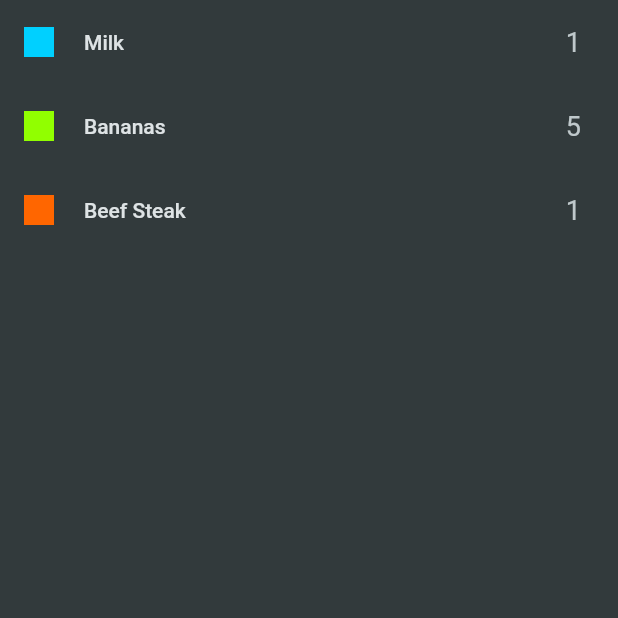
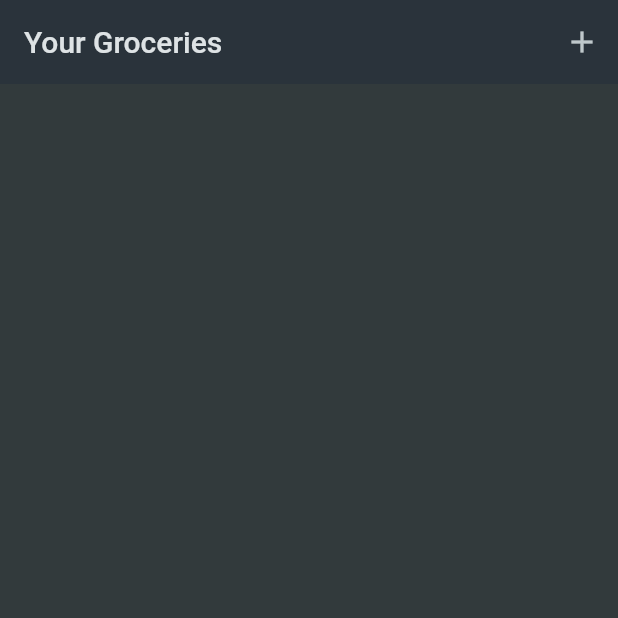
Before and after one commit to TheShivamPatel/shopping_list, a Flutter app: the GroceryList screen opened directly, on a phone screen of 412 x 824 dp, the top half of it. Run offline on Flutter 3.47's test engine with Material 2 defaults, Android fonts, the phone set to English and light mode, and no system bars.

```diff
--- a/lib/data/groceryItemsData.dart
+++ /dev/null
@@ -1,24 +0,0 @@
-import 'package:shopping_list/data/categoriesData.dart';
-import 'package:shopping_list/models/categoriesModel.dart';
-import 'package:shopping_list/models/groceryItemsModel.dart';
-
-final groceryItems = [
-  GroceryItemsModel(
-    id: 'a',
-    name: 'Milk',
-    quantity: 1,
-    category: categories[Categories.dairy]!,
-  ),
-  GroceryItemsModel(
-    id: 'b',
-    name: 'Bananas',
-    quantity: 5,
-    category: categories[Categories.fruit]!,
-  ),
-  GroceryItemsModel(
-    id: 'c',
-    name: 'Beef Steak',
-    quantity: 1,
-    category: categories[Categories.meat]!,
-  ),
-];
--- a/lib/main.dart
+++ b/lib/main.dart
@@ -22,11 +22,7 @@ class MyApp extends StatelessWidget {
         ),
         scaffoldBackgroundColor: const Color.fromARGB(255, 50, 58, 60),
       ),
-      home: Scaffold(
-          appBar: AppBar(
-            title: const Text('Your Groceries'),
-          ),
-          body: const GroceryList(),),
+      home: const GroceryList(),
     );
   }
 }
--- a/lib/widgets/grocery_list.dart
+++ b/lib/widgets/grocery_list.dart
@@ -1,27 +1,59 @@
 import 'package:flutter/material.dart';
-import 'package:shopping_list/data/groceryItemsData.dart';
+import 'package:shopping_list/models/groceryItemsModel.dart';
+import 'package:shopping_list/widgets/new_item.dart';
 
-class GroceryList extends StatelessWidget {
+class GroceryList extends StatefulWidget {
   const GroceryList({super.key});
 
   @override
+  State<GroceryList> createState() => _GroceryListState();
+}
+
+class _GroceryListState extends State<GroceryList> {
+  final List<GroceryItemsModel> _groceryItems = [];
+
+  void _addNewItem() async {
+    final newItem = await Navigator.of(context).push<GroceryItemsModel>(
+      MaterialPageRoute(
+        builder: (context) => const NewItem(),
+      ),
+    );
+    if(newItem == null){
+      return;
+    }
+    setState(() {
+      _groceryItems.add(newItem);
+    });
+  }
+
+  @override
   Widget build(BuildContext context) {
-    return ListView.builder(
-      itemCount: groceryItems.length,
+    return Scaffold(
+      appBar: AppBar(
+        title: const Text('Your Groceries'),
+        actions: [
+          IconButton(
+              onPressed: _addNewItem,
+              icon: const Icon(Icons.add))
+        ],
+      ),
+      body: ListView.builder(
+        itemCount: _groceryItems.length,
         itemBuilder: (context, index) {
           return ListTile(
             leading: Container(
               height: 20,
               width: 20,
-            color: groceryItems[index].category.color,
+              color: _groceryItems[index].category.color,
             ),
-          title: Text(groceryItems[index].name),
+            title: Text(_groceryItems[index].name),
             trailing: Text(
-            '${groceryItems[index].quantity}',
+              '${_groceryItems[index].quantity}',
               style: const TextStyle(fontSize: 18),
             ),
           );
         },
+      ),
     );
   }
 }
```
Also changed, not shown: lib/widgets/new_item.dart (added, +142 -0 lines). Lines whose indentation alone changed are shown as unchanged.
